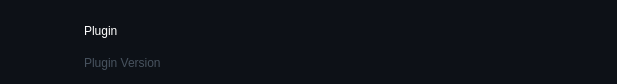
Qt form widgets/plugin_design.ui (An72ty/ITTOOLS2.0.0demo) before a commit.
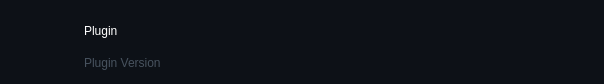
The same form after that commit. Icons and pictures are not drawn.

Commit message: added installer and now required icon for a plugin

The edit to the form file:
```diff
--- a/widgets/plugin_design.ui
+++ b/widgets/plugin_design.ui
@@ -6,7 +6,7 @@
    <rect>
     <x>0</x>
     <y>0</y>
-    <width>617</width>
+    <width>604</width>
     <height>84</height>
    </rect>
   </property>
@@ -24,7 +24,7 @@
     <rect>
      <x>84</x>
      <y>10</y>
-     <width>380</width>
+     <width>416</width>
      <height>41</height>
     </rect>
    </property>
@@ -169,7 +169,7 @@
     <rect>
      <x>84</x>
      <y>53</y>
-     <width>380</width>
+     <width>416</width>
      <height>20</height>
     </rect>
    </property>
```
Left out of the diff: 36 changed lines with no effect on the pictures. The commit also changes 18 other files.
